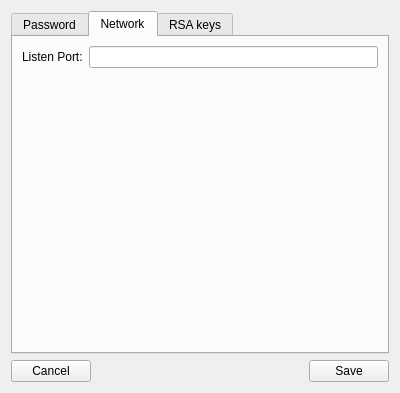
This is src/settingswindow.ui in thomas-picariello/SDTP as Qt 5 draws it before an edit. The edited form follows.
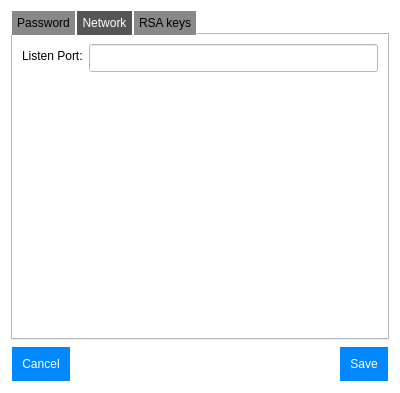
This is the edited form. The open tabs and pages were chosen to show the change. Icons and pictures are not drawn.

Commit message: Playing with UI stylesheets

```diff
--- a/src/settingswindow.ui
+++ b/src/settingswindow.ui
@@ -26,6 +26,47 @@
    <iconset>
     <normaloff>:/icon/app_icon</normaloff>:/icon/app_icon</iconset>
   </property>
+  <property name="styleSheet">
+   <string notr="true">/*Global*/
+QWidget{
+background-color:white;
+}
+
+/*QPushButton*/
+QPushButton{
+background-color:#08f;
+color:white;
+border:none;
+padding: 10 10;
+margin:1;
+}
+QPushButton::hover{
+background-color:#09f;
+}
+QPushButton::pressed{
+background-color:#07f;
+}
+
+/*QLineEdit*/
+QLineEdit{
+padding:5;
+}
+
+/*QTabBar*/
+QTabBar::tab{
+border:none;
+background-color:#888;
+padding:5 5;
+margin: 0 1;
+}
+QTabBar::tab::hover{
+background-color:#999;
+}
+QTabBar::tab::selected{
+background-color:#555;
+color:white;
+}</string>
+  </property>
   <layout class="QVBoxLayout" name="verticalLayout_2">
    <item>
     <widget class="QTabWidget" name="tabs">
@@ -146,7 +187,10 @@
        <string>Network</string>
       </attribute>
       <layout class="QFormLayout" name="formLayout_2">
-       <item row="0" column="0">
+       <item row="1" column="1">
+        <widget class="QLineEdit" name="net_port_input"/>
+       </item>
+       <item row="1" column="0">
         <widget class="QLabel" name="net_listenport_label">
          <property name="text">
           <string>Listen Port:</string>
@@ -156,9 +200,6 @@
          </property>
         </widget>
        </item>
-       <item row="0" column="1">
-        <widget class="QLineEdit" name="net_port_input"/>
-       </item>
       </layout>
      </widget>
      <widget class="QWidget" name="rsa_tab">
```
The commit also changes 5 other files.
